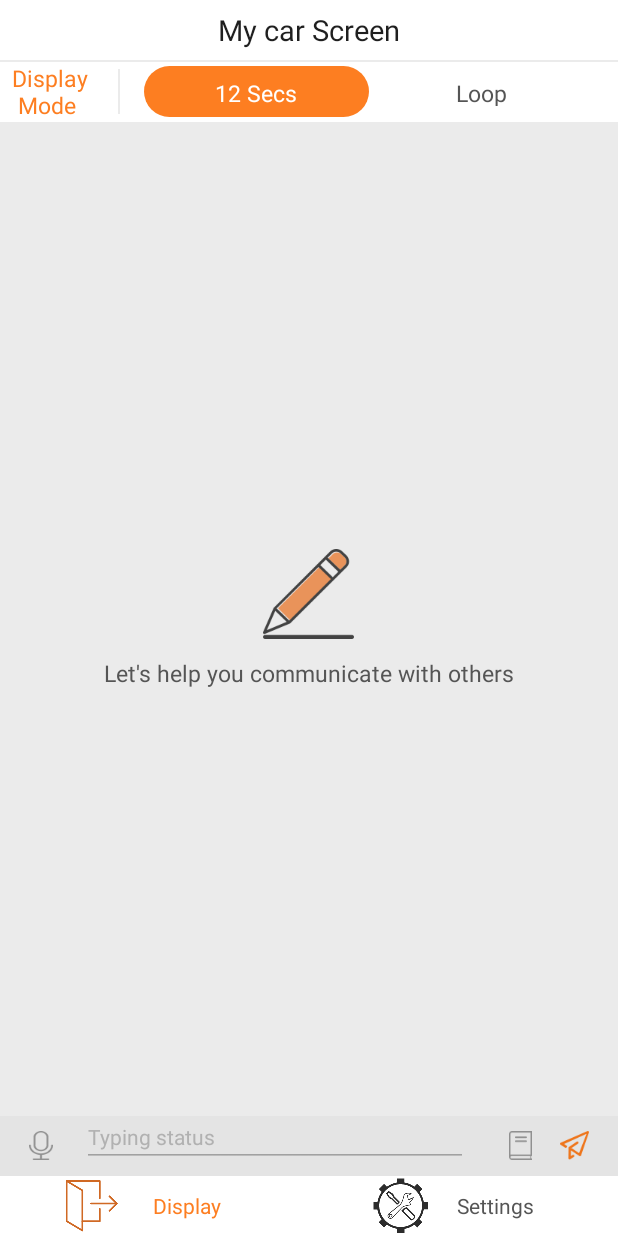
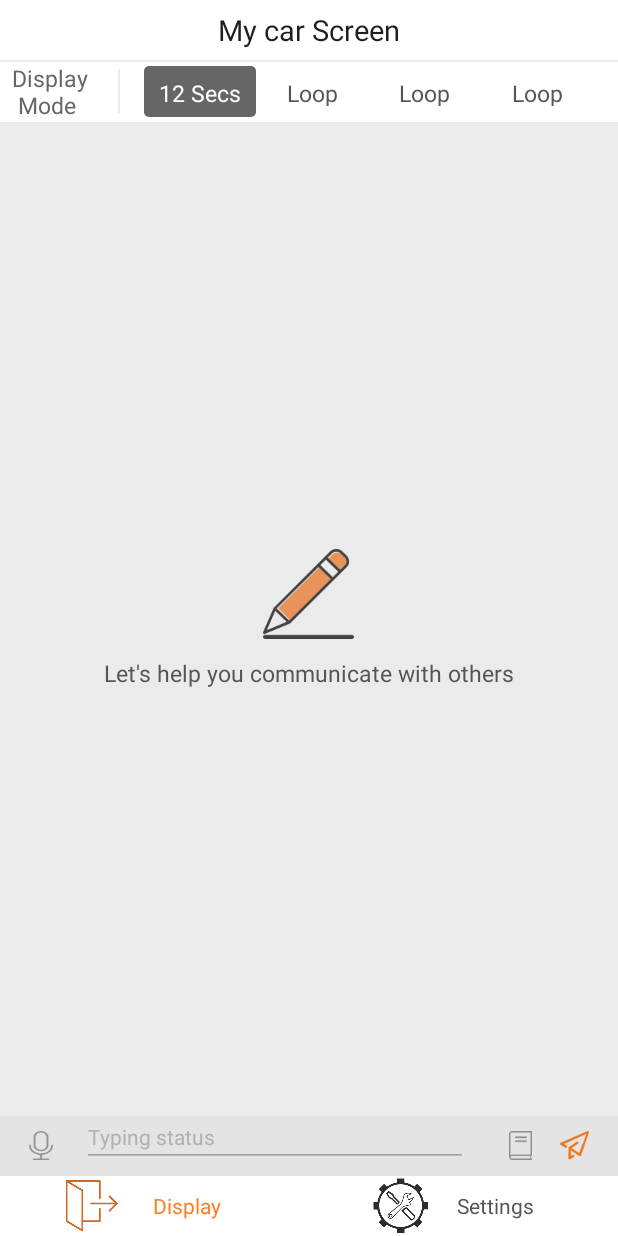
Before and after one commit to chenfan1227/CharTestDemo, an Android app: the screen it shows after launch (MainActivity), on a phone screen of 412 x 824 dp. Run offline under Robolectric (Android 15) with nearby library versions, the phone set to English and light mode, and no system bars; our stand-ins replace ButterKnife; libraries missing offline, so code that uses them is left out: org.greenrobot.greendao; 5 statements that could not run were skipped.

```diff
--- a/app/src/main/res/drawable/bg_time_one.xml
+++ b/app/src/main/res/drawable/bg_time_one.xml
@@ -1,7 +1,7 @@
 <?xml version="1.0" encoding="utf-8"?>
 <shape xmlns:android="http://schemas.android.com/apk/res/android" android:shape="rectangle">
 
-    <corners android:radius="30dp"/>
-    <solid android:color="@color/c2"/>
+    <corners android:radius="3dp"/>
+    <solid android:color="@color/color_gray"/>
 
 </shape>
--- a/app/src/main/res/layout/frag_display.xml
+++ b/app/src/main/res/layout/frag_display.xml
@@ -5,56 +5,62 @@
     android:background="@color/c1"
     android:orientation="vertical">
 
-    <include
-        layout="@layout/top_bar"/>
+    <include layout="@layout/top_bar" />
 
     <LinearLayout
         android:layout_width="match_parent"
         android:layout_height="@dimen/tab_height"
-        android:orientation="horizontal"
         android:layout_marginTop="@dimen/line_view"
+        android:background="@color/c0"
         android:gravity="center_vertical"
-        android:background="@color/c0">
+        android:orientation="horizontal">
 
         <TextView
             style="@style/TextView.Default.MainC5F3"
+            android:layout_marginLeft="@dimen/left_right_margin_default"
             android:text="@string/display_model"
-            android:textColor="@color/c2"
-            android:layout_marginLeft="@dimen/left_right_margin_default"/>
+            android:textColor="@color/color_gray" />
 
         <View
             android:layout_width="@dimen/line_view"
             android:layout_height="30dp"
+            android:layout_marginLeft="16dp"
             android:background="@color/c1"
             android:focusable="true"
-            android:focusableInTouchMode="true"
-            android:layout_marginLeft="16dp"/>
+            android:focusableInTouchMode="true" />
 
 
         <RadioGroup
             android:id="@+id/frag_display_rg"
             android:layout_width="0dp"
             android:layout_height="match_parent"
-            android:layout_weight="1"
             android:layout_marginLeft="16dp"
             android:layout_marginRight="16dp"
+            android:layout_weight="1"
             android:gravity="center"
             android:orientation="horizontal">
 
             <RadioButton
                 android:id="@+id/frag_display_rb_sec"
                 style="@style/RadioButton.Display"
-                android:text="@string/display_sec"/>
+                android:text="@string/display_sec" />
 
             <RadioButton
                 style="@style/RadioButton.Display"
-                android:text="@string/display_loop"/>
+                android:text="@string/display_loop" />
+
+            <RadioButton
+                style="@style/RadioButton.Display"
+                android:text="@string/display_loop" />
+
+            <RadioButton
+                style="@style/RadioButton.Display"
+                android:text="@string/display_loop" />
 
 
         </RadioGroup>
 
     </LinearLayout>
-
 
 
     <LinearLayout
@@ -67,25 +73,23 @@
             android:layout_width="match_parent"
             android:layout_height="0dp"
             android:layout_weight="1"
-            android:visibility="gone"/>
+            android:visibility="gone" />
 
         <com.ccy.lnb.en.utils.pullToRefresh.PullAbleRecyclerView
             android:id="@+id/frag_display_recycler"
             android:layout_width="match_parent"
             android:layout_height="0dp"
-            android:layout_weight="1"/>
+            android:layout_weight="1" />
 
         <TextView
             android:layout_width="match_parent"
             android:layout_height="56dp"
+            android:background="@color/c1"
+            android:gravity="center"
             android:text="Voice's Technical support:Xunfei Technology"
-            android:gravity="center"
-            android:visibility="gone"
-            android:background="@color/c1"/>
+            android:visibility="gone" />
 
-        <include
-            layout="@layout/display_input"/>
-
+        <include layout="@layout/display_input" />
 
 
     </LinearLayout>
```
